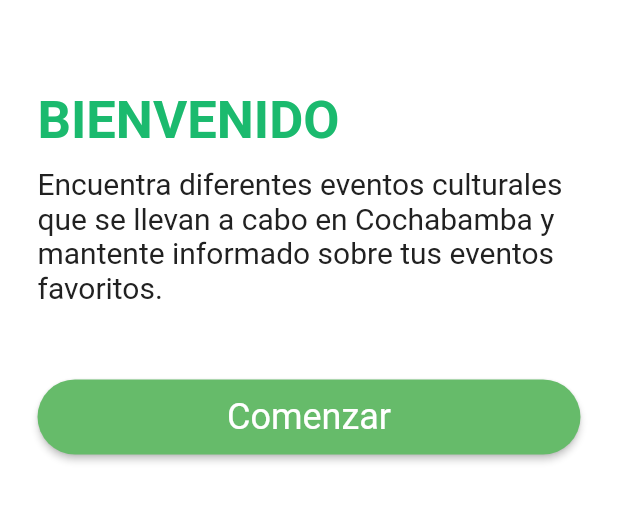
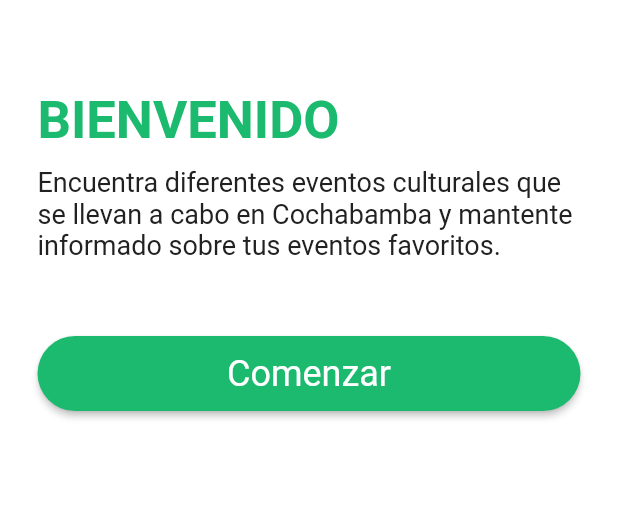
Before and after one commit to rylmfqt28/Cochabamba-cultural, a Flutter app: the screen it shows after launch, on a phone screen of 412 x 824 dp, the part 510-1033 px from its top. Run offline on Flutter 3.47's test engine with Material 2 defaults, Android fonts, the phone set to English and light mode, and no system bars; our stand-ins replace flutter_svg.

Commit message:
Implementacion widget genearl_button y definicion de colores para la aplicacion

```diff
--- a/lib/ui/screen/welcome_screen.dart
+++ b/lib/ui/screen/welcome_screen.dart
@@ -1,14 +1,18 @@
 import 'package:flutter/material.dart';
 import 'package:flutter_svg/flutter_svg.dart';
+
+import 'package:cochabambacultural/ui/widgets/general_button.dart';
+import 'package:cochabambacultural/utils/app_colors.dart';
 
 class WelcomeScreen extends StatelessWidget {
   const WelcomeScreen({Key? key}) : super(key: key);
 
   @override
   Widget build(BuildContext context) {
+    final colorApp = AppColors();
     return Scaffold(
       body: Container(
-        color: const Color(0xffffffff),
+        color: colorApp.primaryBackground,
         child: Stack(
           children: [
             Center(
@@ -22,13 +26,13 @@ class WelcomeScreen extends StatelessWidget {
                   alignment: Alignment.topCenter,
                 ),
                 const SizedBox(height: 60),
-                const Padding(
-                  padding: EdgeInsets.fromLTRB(25.0, 0.0, 25.0, 0),
+                Padding(
+                  padding: const EdgeInsets.fromLTRB(25.0, 0.0, 25.0, 0),
                   child: Text(
                     'BIENVENIDO',
                     textAlign: TextAlign.left,
                     style: TextStyle(
-                      color: Color(0xff1bba6e),
+                      color: colorApp.primaryFont,
                       fontSize: 35,
                       fontWeight: FontWeight.bold,
                     ),
@@ -37,14 +41,14 @@ class WelcomeScreen extends StatelessWidget {
                 const SizedBox(
                   height: 10,
                 ),
-                const Padding(
-                  padding: EdgeInsets.fromLTRB(25.0, 0.0, 25.0, 0),
+                Padding(
+                  padding: const EdgeInsets.fromLTRB(25.0, 0.0, 25.0, 0),
                   child: Text(
                     'Encuentra diferentes eventos culturales que se llevan a cabo en Cochabamba y mantente informado sobre tus eventos favoritos.',
                     textAlign: TextAlign.left,
                     style: TextStyle(
-                      color: Color(0xff212121),
-                      fontSize: 20,
+                      color: colorApp.secundaryFont,
+                      fontSize: 18,
                       fontWeight: FontWeight.normal,
                     ),
                   ),
@@ -54,22 +58,8 @@ class WelcomeScreen extends StatelessWidget {
                 ),
                 Padding(
                   padding: const EdgeInsets.fromLTRB(25.0, 0.0, 25.0, 0),
-                  child: MaterialButton(
-                    child: const Text(
-                      'Comenzar',
-                      textAlign: TextAlign.center,
-                      style: TextStyle(
-                        color: Color(0xffffffff),
-                        fontSize: 24,
-                        fontWeight: FontWeight.normal,
-                      ),
-                    ),
-                    color: Colors.green[400],
-                    height: 50,
-                    minWidth: 90,
-                    shape: RoundedRectangleBorder(
-                      borderRadius: BorderRadius.circular(30.0),
-                    ),
+                  child: GeneralButton(
+                    labelButton: 'Comenzar',
                     onPressed: () =>
                         Navigator.pushNamed(context, 'login_screen'),
                   ),
@@ -82,3 +72,4 @@ class WelcomeScreen extends StatelessWidget {
     );
   }
 }
+//79729024
--- /dev/null
+++ b/lib/ui/widgets/general_button.dart
@@ -0,0 +1,34 @@
+import 'package:flutter/material.dart';
+import 'package:cochabambacultural/utils/app_colors.dart';
+
+class GeneralButton extends StatelessWidget {
+  final String labelButton;
+  final Function onPressed;
+
+  const GeneralButton(
+      {Key? key, required this.labelButton, required this.onPressed})
+      : super(key: key);
+
+  @override
+  Widget build(BuildContext context) {
+    final colorApp = AppColors();
+    return MaterialButton(
+      child: Text(
+        labelButton,
+        textAlign: TextAlign.center,
+        style: TextStyle(
+          color: colorApp.primaryBackground,
+          fontSize: 24,
+          fontWeight: FontWeight.normal,
+        ),
+      ),
+      color: colorApp.primaryFont,
+      height: 50,
+      minWidth: 90,
+      shape: RoundedRectangleBorder(
+        borderRadius: BorderRadius.circular(30.0),
+      ),
+      onPressed: () => onPressed(),
+    );
+  }
+}
--- /dev/null
+++ b/lib/utils/app_colors.dart
@@ -0,0 +1,21 @@
+import 'package:flutter/cupertino.dart';
+
+class AppColors {
+  final Color _primaryBackground = const Color(0xffffffff);
+  //final Color _secundaryBackground = const Color(0xff222831);
+
+  final Color _primaryFont = const Color(0xff1bba6e);
+  final Color _secondaryFont = const Color(0xff212121);
+
+  final Color _placeHolder = const Color(0xffb4b3b3);
+
+  AppColors();
+
+  Color get primaryBackground => _primaryBackground;
+  //Color get secundaryBackground => _secundaryBackground;
+
+  Color get primaryFont => _primaryFont;
+  Color get secundaryFont => _secondaryFont;
+
+  Color get placeHolder => _placeHolder;
+}
```
